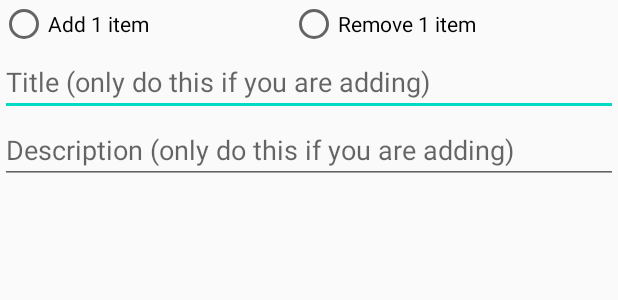
After one commit to RoboticReaper/TestForAAD, an Android app: the layout change_recycler.xml on its own in the app's theme, with its tools: preview values and no code run, on a phone screen of 412 x 824 dp. The commit adds this screen. Shown: the top 300 px of the screen. Run offline under Robolectric (Android 15) with nearby library versions, the phone set to English and light mode, and no system bars.

Commit message:
Added RecyclerView.

```diff
--- a/app/src/main/AndroidManifest.xml
+++ b/app/src/main/AndroidManifest.xml
@@ -12,13 +12,12 @@
         android:roundIcon="@mipmap/ic_launcher_round"
         android:supportsRtl="true"
         android:theme="@style/AppTheme">
-        <activity android:name=".NothingActivity"></activity>
+        <activity android:name=".NothingActivity"/>
         <activity
             android:name=".GridActivity"
             android:icon="@drawable/setting"
             android:label="My Settings" />
         <activity android:name=".CustomActivity" />
-        <activity android:name=".ChooseLayout" />
         <activity android:name=".MainActivity">
             <intent-filter>
                 <action android:name="android.intent.action.MAIN" />
--- /dev/null
+++ b/app/src/main/res/layout/change_recycler.xml
@@ -0,0 +1,37 @@
+<?xml version="1.0" encoding="utf-8"?>
+<LinearLayout xmlns:android="http://schemas.android.com/apk/res/android"
+    android:orientation="vertical" android:layout_width="match_parent"
+    android:weightSum="2"
+    android:layout_height="match_parent">
+    <RadioGroup
+        android:layout_width="match_parent"
+        android:layout_height="wrap_content"
+        android:id="@+id/actionGroup"
+        android:orientation="horizontal">
+        <RadioButton
+            android:layout_width="wrap_content"
+            android:layout_height="wrap_content"
+            android:text="Add 1 item"
+            android:layout_weight="1"
+            android:id="@+id/add"/>
+        <RadioButton
+            android:id="@+id/remove"
+            android:layout_weight="1"
+            android:layout_width="wrap_content"
+            android:layout_height="wrap_content"
+            android:text="Remove 1 item" />
+    </RadioGroup>
+    <EditText
+        android:id="@+id/inputTitle"
+        android:layout_width="match_parent"
+        android:layout_height="wrap_content"
+        android:hint="Title (only do this if you are adding)"
+        android:inputType="text"/>
+    <EditText
+        android:id="@+id/inputDescription"
+        android:layout_width="match_parent"
+        android:layout_height="wrap_content"
+        android:hint="Description (only do this if you are adding)"
+        android:inputType="text"/>
+
+</LinearLayout>
```
Also changed, not shown: app/src/main/java/com/hoversfw/test/MainActivity.java (+0 -1 lines), app/src/main/java/com/hoversfw/test/NothingActivity.java (+68 -10 lines), app/src/main/java/com/hoversfw/test/RecyclerviewAdapter.java (added, +67 -0 lines), app/src/main/java/com/hoversfw/test/RecyclerviewItem.java (added, +25 -0 lines), app/src/main/res/drawable/ic_build.xml (added, +10 -0 lines), app/src/main/res/layout/activity_nothing.xml (+4 -5 lines), app/src/main/res/layout/recyclerview_item.xml (added, +40 -0 lines), app/src/main/res/menu/nothing_menu.xml (added, +9 -0 lines).
